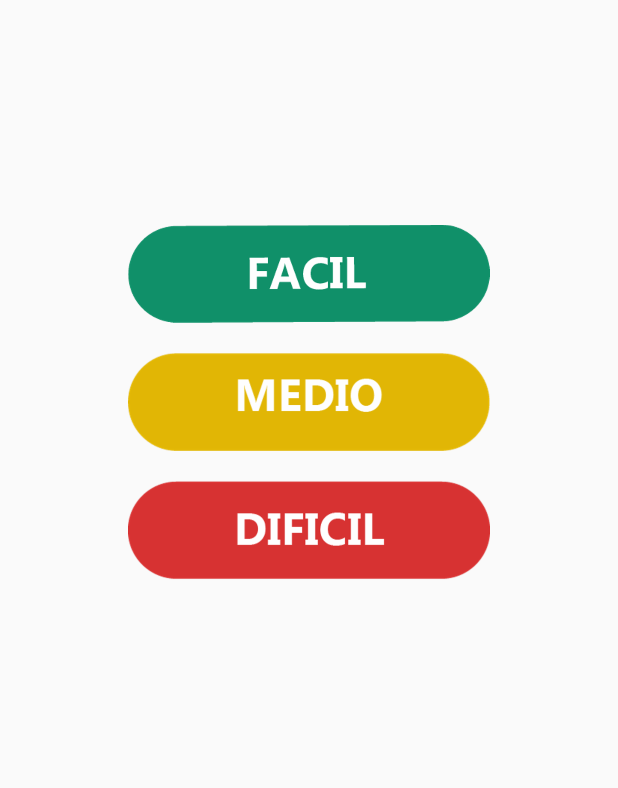
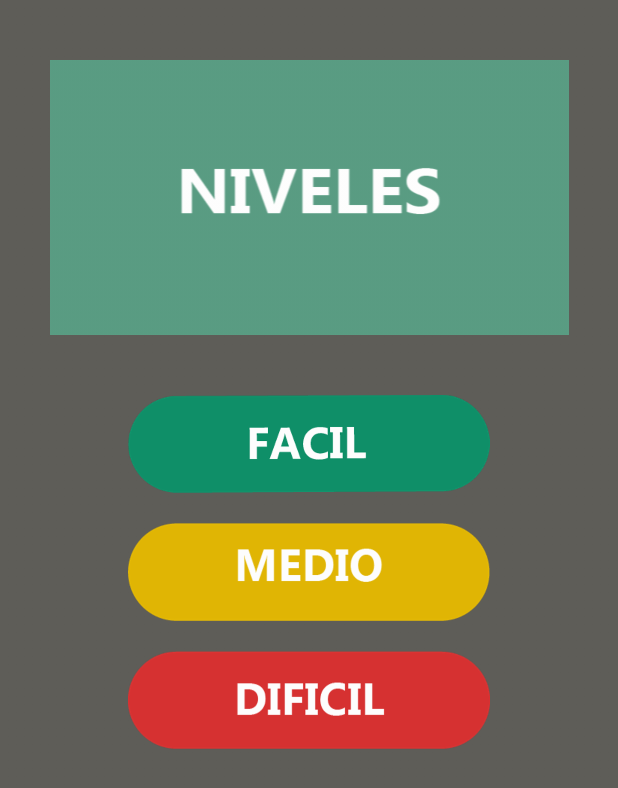
Before and after one commit to SYdevelopers/WsEmparejApp, an Android app: the NivelesActivity screen opened directly, with no data from a screen before it, on a phone screen of 412 x 824 dp. Shown: the top 788 px of the screen. Run offline under Robolectric (Android 15) with nearby library versions, the phone set to English and light mode, and no system bars; Roboto replaces fonts that are not available here.

Commit message:
commit yus

```diff
--- a/app/src/main/res/layout/activity_niveles.xml
+++ b/app/src/main/res/layout/activity_niveles.xml
@@ -4,31 +4,46 @@
     xmlns:tools="http://schemas.android.com/tools"
     android:layout_width="match_parent"
     android:layout_height="match_parent"
+    android:background="@drawable/fondo"
     tools:context=".activities.NivelesActivity">
+
+    <ImageView
+        android:id="@+id/imageView3"
+        android:layout_width="0dp"
+        android:layout_height="wrap_content"
+        android:layout_marginEnd="16dp"
+        android:layout_marginLeft="16dp"
+        android:layout_marginRight="16dp"
+        android:layout_marginStart="16dp"
+        android:layout_marginTop="40dp"
+        app:layout_constraintEnd_toEndOf="parent"
+        app:layout_constraintStart_toStartOf="parent"
+        app:layout_constraintTop_toTopOf="parent"
+        app:srcCompat="@drawable/niveles_1" />
 
         <Button
             android:id="@+id/btnFacil"
             android:layout_width="wrap_content"
             android:layout_height="wrap_content"
-        android:layout_marginEnd="8dp"
-        android:layout_marginLeft="8dp"
-        android:layout_marginRight="8dp"
-        android:layout_marginStart="8dp"
-        android:layout_marginTop="150dp"
+            android:layout_marginEnd="32dp"
+            android:layout_marginLeft="32dp"
+            android:layout_marginRight="32dp"
+            android:layout_marginStart="32dp"
+            android:layout_marginTop="40dp"
             android:background="@drawable/btn_facil"
             android:onClick="jugar"
             app:layout_constraintEnd_toEndOf="parent"
             app:layout_constraintStart_toStartOf="parent"
-        app:layout_constraintTop_toTopOf="parent" />
+            app:layout_constraintTop_toBottomOf="@+id/imageView3" />
 
         <Button
             android:id="@+id/btnNormal"
             android:layout_width="wrap_content"
             android:layout_height="wrap_content"
-        android:layout_marginEnd="8dp"
-        android:layout_marginLeft="8dp"
-        android:layout_marginRight="8dp"
-        android:layout_marginStart="8dp"
+            android:layout_marginEnd="32dp"
+            android:layout_marginLeft="32dp"
+            android:layout_marginRight="32dp"
+            android:layout_marginStart="32dp"
             android:layout_marginTop="20dp"
             android:background="@drawable/btn_dificil"
             android:onClick="jugar"
@@ -40,15 +55,15 @@
             android:id="@+id/btnDificil"
             android:layout_width="wrap_content"
             android:layout_height="wrap_content"
-        android:layout_marginEnd="8dp"
-        android:layout_marginLeft="8dp"
-        android:layout_marginRight="8dp"
-        android:layout_marginStart="8dp"
+            android:layout_marginEnd="32dp"
+            android:layout_marginLeft="32dp"
+            android:layout_marginRight="32dp"
+            android:layout_marginStart="32dp"
             android:layout_marginTop="20dp"
-
             android:background="@drawable/btn_medio"
             android:onClick="jugar"
             app:layout_constraintEnd_toEndOf="parent"
             app:layout_constraintStart_toStartOf="parent"
-        app:layout_constraintTop_toBottomOf="@+id/btnFacil" />
+            app:layout_constraintTop_toBottomOf="@+id/btnFacil"
+            tools:ignore="MissingConstraints" />
 </android.support.constraint.ConstraintLayout>
```
Also changed, not shown: app/src/main/res/layout/activity_configuracion.xml (+46 -0 lines), app/src/main/res/layout/activity_nombres.xml (+6 -7 lines). Lines whose indentation alone changed are shown as unchanged.
